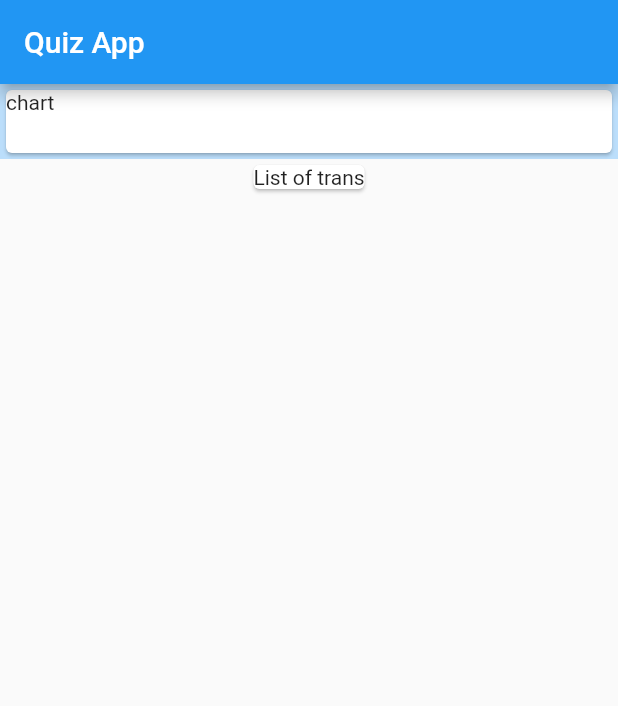
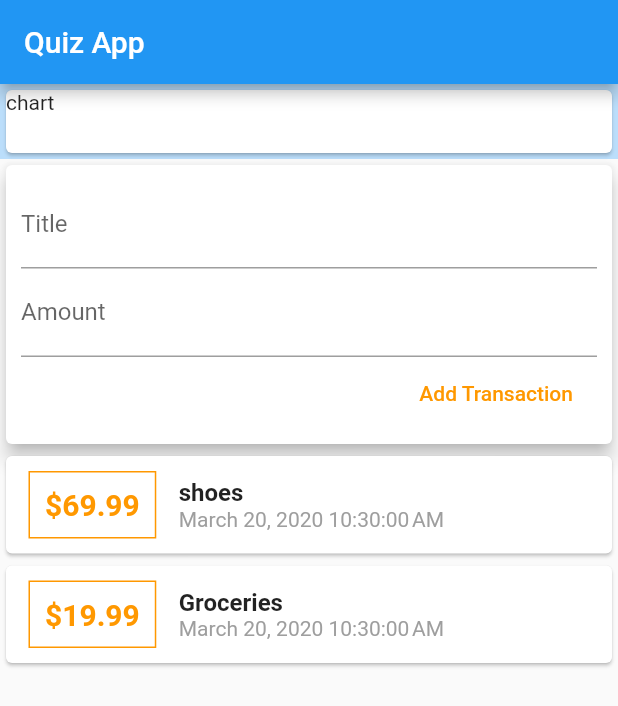
Before and after one commit to sidneyaguirre/flutter, a Flutter app: the screen it shows after launch, on a phone screen of 412 x 824 dp. Shown: the top 706 px of the screen. Run offline on Flutter 3.47's test engine with Material 2 defaults, Android fonts, the phone set to English and light mode, and no system bars.

Commit message:
tx list and form

```diff
--- a/lib/main.dart
+++ b/lib/main.dart
@@ -1,8 +1,10 @@
 import 'package:flutter/material.dart';
+import 'package:flutter_course/view/tx-list.dart';
 
 void main() => runApp(MyApp());
 
 class MyApp extends StatelessWidget {
+
   @override
   Widget build(BuildContext context) {
     return MaterialApp(
@@ -10,19 +12,7 @@ class MyApp extends StatelessWidget {
           appBar: AppBar(
             title: Text('Quiz App'),
           ),
-          body: Column(
-            children: <Widget>[
-              Container(
-                width: double.infinity,
-                height: 50,
-                color: Colors.blue[100],
-                child: Card(
-                  child: Text('chart'),
-                ),
-              ),
-              Card(child: Text('List of trans')),
-            ],
-          )),
-    );
+          body: TransactionList(),
+    ));
   }
 }
--- /dev/null
+++ b/lib/model/transaction.dart
@@ -0,0 +1,15 @@
+import 'package:flutter/foundation.dart';
+import 'package:flutter/material.dart';
+
+class Transaction {
+  final int id;
+  final String title;
+  final double amount;
+  final DateTime date;
+
+  Transaction(
+      {@required this.id,
+      @required this.title,
+      @required this.amount,
+      @required this.date});
+}
--- /dev/null
+++ b/lib/presenter/tx-presenter.dart
@@ -0,0 +1,8 @@
+import 'package:flutter/material.dart';
+
+final titleController = TextEditingController();
+final amountController = TextEditingController();
+
+class TxPresenter {
+
+}
--- /dev/null
+++ b/lib/view/add-tx-form.dart
@@ -0,0 +1,39 @@
+import 'package:flutter/material.dart';
+
+import '../presenter/tx-presenter.dart';
+
+class AddTransactionForm extends StatelessWidget {
+  const AddTransactionForm({Key key}) : super(key: key);
+
+  @override
+  Widget build(BuildContext context) {
+    return Container(
+      child: Card(
+        elevation: 5,
+        child: Container(
+          padding: EdgeInsets.all(10),
+          child: Column(
+            crossAxisAlignment: CrossAxisAlignment.end,
+            children: <Widget>[
+            TextField(
+              controller: titleController,
+              decoration: InputDecoration(labelText: "Title"),
+            ),
+            TextField(
+              controller: amountController,
+              decoration: InputDecoration(labelText: "Amount"),
+            ),
+            FlatButton(
+              child: Text('Add Transaction'),
+              textColor: Colors.orange,
+              onPressed: (){
+                print(titleController.text);
+                print(amountController.text);
+              },
+            )
+          ]),
+        ),
+      ),
+    );
+  }
+}
--- /dev/null
+++ b/lib/view/tx-list.dart
@@ -0,0 +1,74 @@
+import 'package:flutter/material.dart';
+import 'package:flutter_course/view/add-tx-form.dart';
+import 'package:intl/intl.dart'; //needed to be added in dependencies in pubspec
+
+import '../model/transaction.dart';
+
+class TransactionList extends StatefulWidget {
+  TransactionList({Key key}) : super(key: key);
+
+  @override
+  _TransactionListState createState() => _TransactionListState();
+}
+
+class _TransactionListState extends State<TransactionList> {
+  final List<Transaction> transactions = [
+    Transaction(id: 0, title: 'shoes', amount: 69.99, date: DateTime.now()),
+    Transaction(id: 0, title: 'Groceries', amount: 19.99, date: DateTime.now())
+  ];
+
+  @override
+  Widget build(BuildContext context) {
+    return Container(
+       child: Column(
+            crossAxisAlignment: CrossAxisAlignment.stretch,
+            children: <Widget>[
+              Container(
+                width: double.infinity,
+                height: 50,
+                color: Colors.blue[100],
+                child: Card(
+                  child: Text('chart'),
+                ),
+              ),
+              AddTransactionForm(),
+              Column(
+                children: transactions.map((tx) {
+                  return Card(
+                      child: Row(children: <Widget>[
+                    Container(
+                      margin:
+                          EdgeInsets.symmetric(vertical: 10, horizontal: 15),
+                      padding: EdgeInsets.all(10),
+                      decoration: BoxDecoration(
+                          border: Border.all(color: Colors.orange)),
+                      child: Text(
+                        "\$${tx.amount}",
+                        style: TextStyle(
+                            fontSize: 20,
+                            fontWeight: FontWeight.bold,
+                            color: Colors.orange),
+                      ),
+                    ),
+                    Column(
+                      crossAxisAlignment: CrossAxisAlignment.start,
+                      children: <Widget>[
+                        Text(
+                          tx.title,
+                          style: TextStyle(
+                              fontSize: 16, fontWeight: FontWeight.bold),
+                        ),
+                        Text(
+                          DateFormat().format(tx.date),
+                          style: TextStyle(color: Colors.grey),
+                        ),
+                      ],
+                    ),
+                  ]));
+                }).toList(),
+              ),
+            ],
+          )
+    );
+  }
+}
--- a/pubspec.yaml
+++ b/pubspec.yaml
@@ -19,6 +19,8 @@ environment:
 dependencies:
   flutter:
     sdk: flutter
+  intl: ^0.16.1
+
 
   # The following adds the Cupertino Icons font to your application.
   # Use with the CupertinoIcons class for iOS style icons.
```
Also changed, not shown: pubspec.lock.
